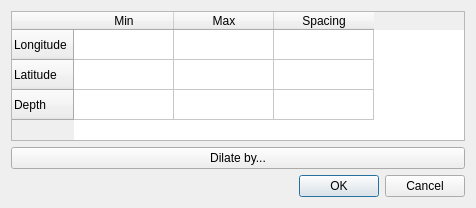
First picture: the form in hmtk_ui/grid_dialog.ui, repository gem/oq-irmt-qgis, before the edit.
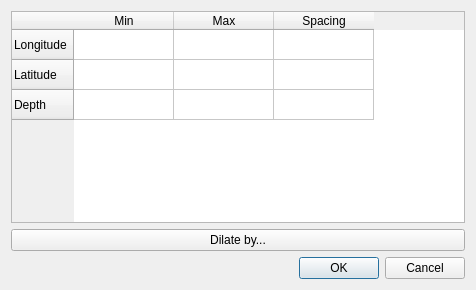
Second picture: the form after the edit.

Commit message: fixed raster map generation and added info button tool

The edit to the form file:
```diff
--- a/hmtk_ui/grid_dialog.ui
+++ b/hmtk_ui/grid_dialog.ui
@@ -7,7 +7,7 @@
     <x>0</x>
     <y>0</y>
     <width>476</width>
-    <height>208</height>
+    <height>290</height>
    </rect>
   </property>
   <property name="windowTitle">
@@ -19,6 +19,12 @@
      <property name="editTriggers">
       <set>QAbstractItemView::AllEditTriggers</set>
      </property>
+     <property name="wordWrap">
+      <bool>false</bool>
+     </property>
+     <property name="cornerButtonEnabled">
+      <bool>false</bool>
+     </property>
      <row>
       <property name="text">
        <string>Longitude</string>
```
The commit also changes 9 other files.
